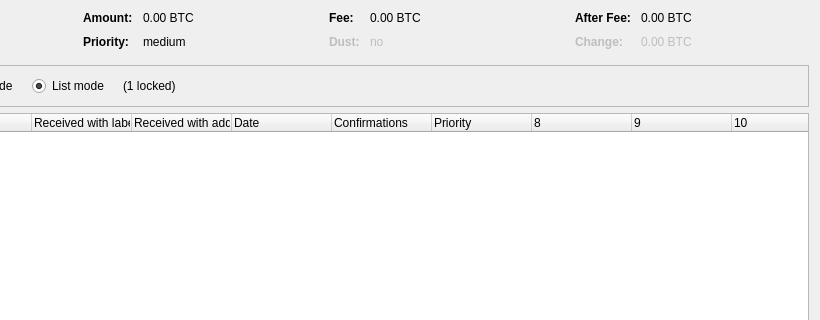
Qt form src/qt/forms/coincontroldialog.ui (dobbscoin/dobbscoin-source) before a commit; both pictures show x 180 to 1000 and y 0 to 320 of the 1000 by 500 pixel window.
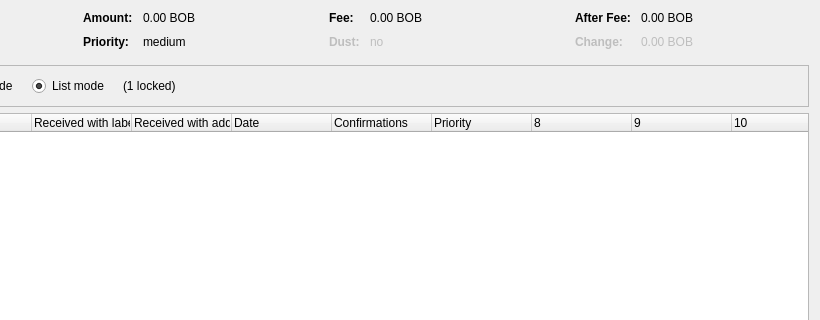
The same form after that commit. Custom widgets are drawn as their Qt base class.

Patch:
```diff
--- a/src/qt/forms/coincontroldialog.ui
+++ b/src/qt/forms/coincontroldialog.ui
@@ -132,7 +132,7 @@
           <enum>Qt::ActionsContextMenu</enum>
          </property>
          <property name="text">
-          <string notr="true">0.00 BTC</string>
+          <string notr="true">0.00 BOB</string>
          </property>
          <property name="textInteractionFlags">
           <set>Qt::LinksAccessibleByMouse|Qt::TextSelectableByKeyboard|Qt::TextSelectableByMouse</set>
@@ -206,7 +206,7 @@
           <enum>Qt::ActionsContextMenu</enum>
          </property>
          <property name="text">
-          <string notr="true">0.00 BTC</string>
+          <string notr="true">0.00 BOB</string>
          </property>
          <property name="textInteractionFlags">
           <set>Qt::LinksAccessibleByMouse|Qt::TextSelectableByKeyboard|Qt::TextSelectableByMouse</set>
@@ -286,7 +286,7 @@
           <enum>Qt::ActionsContextMenu</enum>
          </property>
          <property name="text">
-          <string notr="true">0.00 BTC</string>
+          <string notr="true">0.00 BOB</string>
          </property>
          <property name="textInteractionFlags">
           <set>Qt::LinksAccessibleByMouse|Qt::TextSelectableByKeyboard|Qt::TextSelectableByMouse</set>
@@ -321,7 +321,7 @@
           <enum>Qt::ActionsContextMenu</enum>
          </property>
          <property name="text">
-          <string notr="true">0.00 BTC</string>
+          <string notr="true">0.00 BOB</string>
          </property>
          <property name="textInteractionFlags">
           <set>Qt::LinksAccessibleByMouse|Qt::TextSelectableByKeyboard|Qt::TextSelectableByMouse</set>
```
